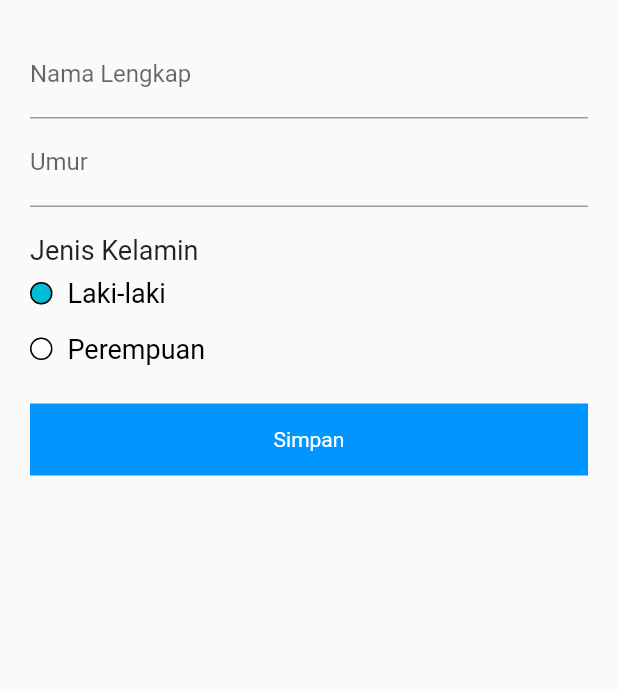
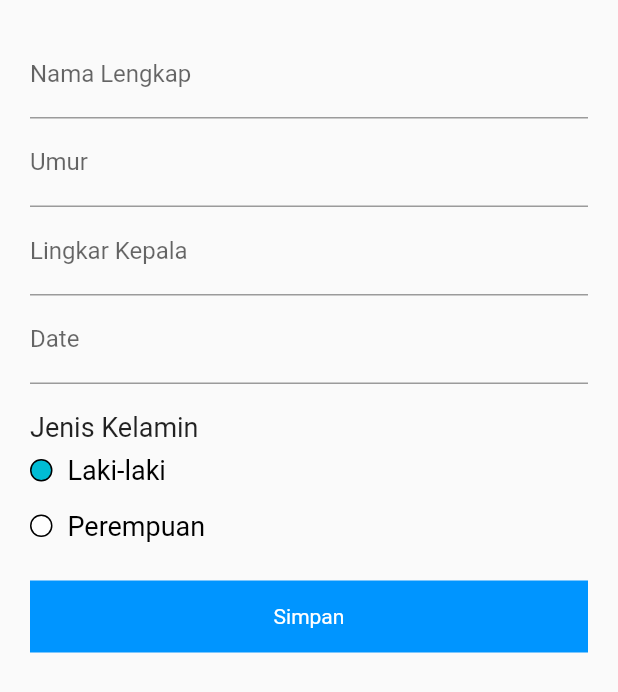
Before and after one commit to senjafebriana06/nyobavirpa, a Flutter app: the ProfileForm screen opened directly, after a tap on "Simpan", on a phone screen of 412 x 824 dp. Shown: the top 692 px of the screen. Run offline on Flutter 3.47's test engine with Material 2 defaults, Android fonts, the phone set to English and light mode, and no system bars; drawn by our look-alikes of date_time_picker; our stand-ins replace camera, cloud_firestore, firebase_core, firebase_storage, flutter_easyloading, shared_preferences; missing offline and left inert: api_cache_manager; accounts and stored records are empty; network calls fail.

Commit message:
add date of birth, head size, and head camera api integration

```diff
--- a/lib/frontbody.dart
+++ b/lib/frontbody.dart
@@ -3,7 +3,6 @@ import 'package:camera/camera.dart';
 import 'package:nyobavirpa/displayfrontbody.dart';
 import 'displayfrontbody.dart';
 import 'main.dart';
-
 
 class FrontBodyCamera extends StatefulWidget {
   final bool isCameraOverlayCircle;
--- a/lib/models/growth_model.dart
+++ b/lib/models/growth_model.dart
@@ -8,10 +8,12 @@ class GrowthModel {
   Gender gender;
   int age;
   Timestamp date;
+  String dateOfBirth;
   WeightStatus weightStatus;
   HeightStatus heightStatus;
   double weight;
   double height;
+  double headSize;
 
   GrowthModel(
       {required this.name,
@@ -21,5 +23,7 @@ class GrowthModel {
       required this.weightStatus,
       required this.heightStatus,
       required this.weight,
-      required this.height});
+      required this.height,
+      required this.dateOfBirth,
+      required this.headSize});
 }
--- a/lib/profileForm.dart
+++ b/lib/profileForm.dart
@@ -1,4 +1,5 @@
 import 'package:cloud_firestore/cloud_firestore.dart';
+import 'package:date_time_picker/date_time_picker.dart';
 import 'package:flutter/material.dart';
 import 'package:nyobavirpa/component/custom_radio_button.dart';
 import 'package:shared_preferences/shared_preferences.dart';
@@ -17,6 +18,8 @@ class _ProfileFormState extends State<ProfileForm> {
   Gender? _gender = Gender.L;
   TextEditingController nameInputController = TextEditingController();
   TextEditingController ageInputController = TextEditingController();
+  TextEditingController headInputController = TextEditingController();
+  late String dateOfBirth;
 
   ValueChanged<Gender?> _valueChangedHandler() {
     return (value) => setState(() => _gender = value!);
@@ -31,11 +34,12 @@ class _ProfileFormState extends State<ProfileForm> {
     void onSaveHandler() async {
       prefs = await SharedPreferences.getInstance();
       String? id = prefs?.getString("id");
-      print("adasd");
       firestore.collection("users").doc(id).set({
         'name': nameInputController.text,
         'age': int.parse(ageInputController.text),
-        'gender': _gender == Gender.L ? "L" : "P"
+        'gender': _gender == Gender.L ? "L" : "P",
+        'headSize': double.parse(headInputController.text),
+        'dateOfBirth': dateOfBirth,
       }, SetOptions(merge: true)).then((value) {
         int count = 0;
         Navigator.of(context).popUntil((_) => count++ >= 2);
@@ -63,6 +67,21 @@ class _ProfileFormState extends State<ProfileForm> {
                   ),
                   controller: ageInputController,
                   keyboardType: TextInputType.number,
+                ),
+                TextFormField(
+                  decoration: const InputDecoration(
+                    hintText: "Masukan Lingkar Kepala (dalam cm)",
+                    labelText: "Lingkar Kepala",
+                  ),
+                  controller: headInputController,
+                  keyboardType: TextInputType.number,
+                ),
+                DateTimePicker(
+                  initialValue: '',
+                  firstDate: DateTime(2000),
+                  lastDate: DateTime(2100),
+                  dateLabelText: 'Date',
+                  onChanged: (val) => dateOfBirth = val,
                 ),
                 Container(
                   child: Column(
--- a/pubspec.yaml
+++ b/pubspec.yaml
@@ -52,6 +52,7 @@ dependencies:
   outline_material_icons: ^0.1.1
   flutter_svg: ^0.19.0
   provider: ^4.1.0
+  date_time_picker: ^2.1.0
 
 
 dev_dependencies:
```
Also changed, not shown: lib/displaybesidebody.dart (+12 -1 lines), lib/displayimage.dart (+42 -0 lines), lib/growth.dart (+20 -17 lines), lib/models/profile_model.dart (+7 -1 lines), lib/profile.dart (+39 -5 lines), pubspec.lock.
